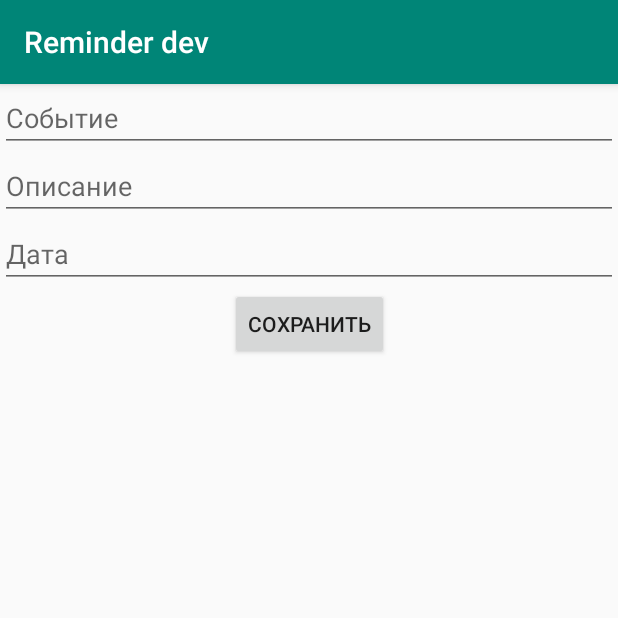
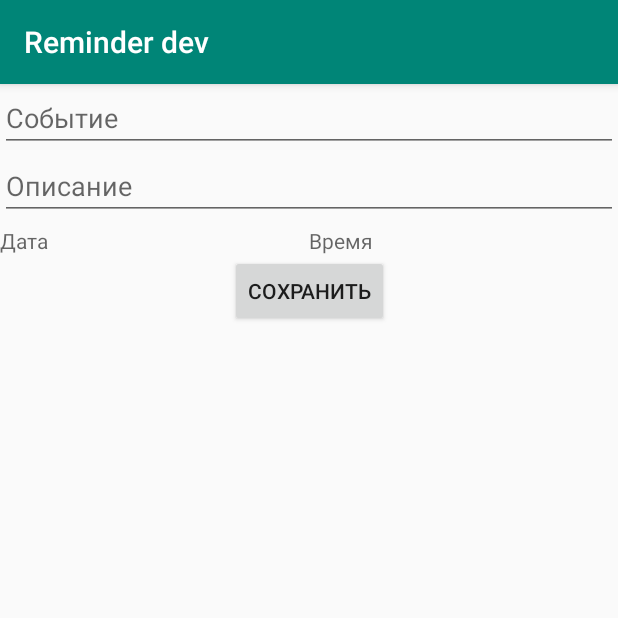
Before and after one commit to ArshaWIN/EventReminder, an Android app: the fragment AddEventFragment placed in its activity, on a phone screen of 412 x 824 dp, the top half of it. Run offline under Robolectric (Android 15) with nearby library versions, the phone set to English and light mode, and no system bars; our stand-ins replace Dagger/Hilt's generated code, Room's generated code, RxJava, Timber, data binding; libraries missing offline, so code that uses them is left out: com.arellomobile.mvp, ru.terrakok.cicerone; 4 statements that could not run were skipped.

Commit message:
can pick date

```diff
--- a/app/build.gradle
+++ b/app/build.gradle
@@ -13,6 +13,10 @@ android {
         versionName "1.0"
         testInstrumentationRunner "android.support.test.runner.AndroidJUnitRunner"
         flavorDimensions "default"
+
+        androidExtensions {
+            experimental = true
+        }
 
         dataBinding {
             enabled = true
@@ -81,6 +85,7 @@ dependencies {
     //other
     implementation "com.jakewharton.timber:timber:$timberVersion"
     implementation "ru.terrakok.cicerone:cicerone:$ciceroneVersion"
+    implementation 'net.danlew:android.joda:2.10.1.2'
 
     //room
     implementation "android.arch.persistence.room:runtime:$room_version"
--- a/app/src/main/java/com/ilya/mihailenko/eventreminder/ReminderApp.kt
+++ b/app/src/main/java/com/ilya/mihailenko/eventreminder/ReminderApp.kt
@@ -3,6 +3,7 @@ package com.ilya.mihailenko.eventreminder
 import com.ilya.mihailenko.eventreminder.di.DaggerAppComponent
 import dagger.android.AndroidInjector
 import dagger.android.support.DaggerApplication
+import net.danlew.android.joda.JodaTimeAndroid
 import timber.log.Timber
 
 
@@ -13,6 +14,7 @@ class ReminderApp : DaggerApplication() {
         if (BuildConfig.DEBUG) {
             Timber.plant(Timber.DebugTree())
         }
+        JodaTimeAndroid.init(this)
     }
 
     override fun applicationInjector(): AndroidInjector<out DaggerApplication> {
--- a/app/src/main/java/com/ilya/mihailenko/eventreminder/presentation/addevent/AddEventFragment.kt
+++ b/app/src/main/java/com/ilya/mihailenko/eventreminder/presentation/addevent/AddEventFragment.kt
@@ -1,17 +1,25 @@
 package com.ilya.mihailenko.eventreminder.presentation.addevent
 
 import android.os.Bundle
+import android.view.LayoutInflater
 import android.view.View
+import android.view.ViewGroup
 import com.arellomobile.mvp.presenter.InjectPresenter
 import com.arellomobile.mvp.presenter.ProvidePresenter
 import com.ilya.mihailenko.eventreminder.R
 import com.ilya.mihailenko.eventreminder.databinding.FragmentAddEventBinding
 import com.ilya.mihailenko.eventreminder.presentation.mvp.BaseFragment
+import com.ilya.mihailenko.eventreminder.presentation.pickdate.DatePickerDialogFragment
+import com.ilya.mihailenko.eventreminder.presentation.pickdate.DatePickerOpenParams
+import com.ilya.mihailenko.eventreminder.presentation.pickdate.OnDateTimeChangeListener
 import com.ilya.mihailenko.eventreminder.utils.ext.hideKeyboard
+import org.joda.time.DateTime
+import timber.log.Timber
 import javax.inject.Inject
 
 
-class AddEventFragment : BaseFragment<FragmentAddEventBinding>(), AddEventView {
+class AddEventFragment : BaseFragment<FragmentAddEventBinding>(), AddEventView,
+    OnDateTimeChangeListener, AddEventViewModel.Handler {
 
     @Inject
     @InjectPresenter
@@ -20,16 +28,33 @@ class AddEventFragment : BaseFragment<FragmentAddEventBinding>(), AddEventView {
     @ProvidePresenter
     fun providePresenter(): AddEventPresenter = presenter
 
+    private val viewModel by lazy { AddEventViewModelImpl(resources) }
+
     override val layoutRes: Int = R.layout.fragment_add_event
 
     override fun onViewCreated(view: View, savedInstanceState: Bundle?) {
         super.onViewCreated(view, savedInstanceState)
-        binding.bSave.setOnClickListener {
-            presenter.onSaveClick(
-                binding.etName.text.toString(),
-                binding.etDescription.text.toString()
-            )
-        }
+        binding.viewModel = viewModel
+        binding.handler = this
+    }
+
+    override fun onSaveClick() {
+        presenter.onSaveClick(
+            binding.etName.text.toString(),
+            binding.etDescription.text.toString()
+        )
+    }
+
+    override fun onDateClick() {
+        val openParams = DatePickerOpenParams(date = DateTime.now())
+        val datePicker = DatePickerDialogFragment.newInstance(openParams)
+        datePicker.show(childFragmentManager, "TAG")
+    }
+
+    override fun onTimeClick() {
+        val openParams = DatePickerOpenParams(date = DateTime.now())
+        val datePicker = DatePickerDialogFragment.newInstance(openParams)
+        datePicker.show(childFragmentManager, "TAG")
     }
 
     override fun hideKeyboard() {
@@ -40,8 +65,11 @@ class AddEventFragment : BaseFragment<FragmentAddEventBinding>(), AddEventView {
         presenter.onBackPressed()
     }
 
+    override fun onDateTimeChanged(dateTime: DateTime) {
+        viewModel.setDate(dateTime)
+    }
+
     companion object {
         fun newInstance(): AddEventFragment = AddEventFragment()
     }
-
 }
--- a/app/src/main/java/com/ilya/mihailenko/eventreminder/presentation/addevent/AddEventPresenter.kt
+++ b/app/src/main/java/com/ilya/mihailenko/eventreminder/presentation/addevent/AddEventPresenter.kt
@@ -36,7 +36,8 @@ class AddEventPresenter @Inject constructor(
             .subscribe({
                 viewState.hideKeyboard()
                 router.exit()
-            }, { Timber.e(it) })
+            },
+                { Timber.e(it) })
             .addDisposable()
     }
 }
--- /dev/null
+++ b/app/src/main/java/com/ilya/mihailenko/eventreminder/presentation/addevent/AddEventViewModel.kt
@@ -0,0 +1,15 @@
+package com.ilya.mihailenko.eventreminder.presentation.addevent
+
+import android.databinding.ObservableField
+
+
+interface AddEventViewModel {
+    fun getTimeText(): ObservableField<String>
+    fun getDateText(): ObservableField<String>
+
+    interface Handler {
+        fun onSaveClick()
+        fun onDateClick()
+        fun onTimeClick()
+    }
+}
--- /dev/null
+++ b/app/src/main/java/com/ilya/mihailenko/eventreminder/presentation/addevent/AddEventViewModelImpl.kt
@@ -0,0 +1,30 @@
+package com.ilya.mihailenko.eventreminder.presentation.addevent
+
+import android.content.res.Resources
+import android.databinding.ObservableField
+import com.ilya.mihailenko.eventreminder.R
+import org.joda.time.DateTime
+
+
+class AddEventViewModelImpl(
+    resources: Resources
+) : AddEventViewModel {
+
+    private val datePattern = resources.getString(R.string.date_pattern)
+    private val timePattern = resources.getString(R.string.time_pattern)
+
+
+    private var date: ObservableField<String> =
+        ObservableField(DateTime.now().toString(datePattern))
+    private var time: ObservableField<String> =
+        ObservableField(DateTime.now().toString(timePattern))
+
+    fun setDate(dateTime: DateTime) {
+        date.set(dateTime.toString(datePattern))
+        time.set(dateTime.toString(timePattern))
+    }
+
+    override fun getTimeText(): ObservableField<String> = time
+    override fun getDateText(): ObservableField<String> = date
+
+}
--- a/app/src/main/java/com/ilya/mihailenko/eventreminder/presentation/eventlist/EventListFragment.kt
+++ b/app/src/main/java/com/ilya/mihailenko/eventreminder/presentation/eventlist/EventListFragment.kt
@@ -43,7 +43,7 @@ class EventListFragment : BaseFragment<FragmentEventListBinding>(), EventListVie
     }
 
     override fun showEvents(events: MutableList<EventViewItem>) {
-        adapter.setMyItems(events)
+        adapter.items = events
     }
 
     override fun onBackPressed() {
--- a/app/src/main/java/com/ilya/mihailenko/eventreminder/presentation/eventlist/EventListPresenter.kt
+++ b/app/src/main/java/com/ilya/mihailenko/eventreminder/presentation/eventlist/EventListPresenter.kt
@@ -28,7 +28,7 @@ class EventListPresenter @Inject constructor(
             .map { it.toMutableList() }
             .subscribeOn(Schedulers.io())
             .observeOn(AndroidSchedulers.mainThread())
-            .subscribeWith(SubscriberSimpleJava.create { viewState.showEvents(it) })
+            .subscribeWith(SubscriberSimple.create { viewState.showEvents(it) })
             .addDisposable()
     }
 
--- /dev/null
+++ b/app/src/main/java/com/ilya/mihailenko/eventreminder/presentation/pickdate/OnDateTimeChangeListener.kt
@@ -0,0 +1,7 @@
+package com.ilya.mihailenko.eventreminder.presentation.pickdate
+
+import org.joda.time.DateTime
+
+interface OnDateTimeChangeListener {
+    fun onDateTimeChanged(dateTime: DateTime)
+}
--- a/app/src/main/res/layout/fragment_add_event.xml
+++ b/app/src/main/res/layout/fragment_add_event.xml
@@ -1,5 +1,18 @@
 <?xml version="1.0" encoding="utf-8"?>
-<layout xmlns:app="http://schemas.android.com/apk/res-auto">
+<layout xmlns:app="http://schemas.android.com/apk/res-auto"
+        xmlns:tools="http://schemas.android.com/tools">
+
+    <data>
+
+        <variable
+            name="viewModel"
+            type="com.ilya.mihailenko.eventreminder.presentation.addevent.AddEventViewModel" />
+
+        <variable
+            name="handler"
+            type="com.ilya.mihailenko.eventreminder.presentation.addevent.AddEventViewModel.Handler" />
+
+    </data>
 
     <android.support.constraint.ConstraintLayout
         xmlns:android="http://schemas.android.com/apk/res/android"
@@ -20,22 +33,45 @@
             android:hint="Описание"
             app:layout_constraintTop_toBottomOf="@+id/etName" />
 
-        <EditText
-            android:id="@+id/etDate"
-            android:layout_width="match_parent"
+        <TextView
+            android:id="@+id/tvDate"
+            android:layout_width="0dp"
             android:layout_height="wrap_content"
+            android:layout_marginTop="4dp"
+            android:gravity="start|center_vertical"
             android:hint="Дата"
+            android:onClick="@{()->handler.onDateClick()}"
+            android:text="@{viewModel.dateText}"
+            app:layout_constraintEnd_toStartOf="@+id/guidelineVerticalCenter"
+            app:layout_constraintStart_toStartOf="parent"
             app:layout_constraintTop_toBottomOf="@+id/etDescription" />
+
+        <TextView
+            android:id="@+id/tvTime"
+            android:layout_width="wrap_content"
+            android:layout_height="wrap_content"
+            android:hint="Время"
+            android:onClick="@{()->handler.onTimeClick()}"
+            android:text="@{viewModel.timeText}"
+            app:layout_constraintStart_toStartOf="@+id/guidelineVerticalCenter"
+            app:layout_constraintTop_toTopOf="@+id/tvDate" />
+
+        <android.support.constraint.Guideline
+            android:id="@+id/guidelineVerticalCenter"
+            android:layout_width="wrap_content"
+            android:layout_height="wrap_content"
+            android:orientation="vertical"
+            app:layout_constraintGuide_percent="0.5" />
 
         <Button
             android:id="@+id/bSave"
             android:layout_width="wrap_content"
             android:layout_height="wrap_content"
+            android:onClick="@{()->handler.onSaveClick()}"
             android:text="Сохранить"
             app:layout_constraintEnd_toEndOf="parent"
             app:layout_constraintStart_toStartOf="parent"
-            app:layout_constraintTop_toBottomOf="@+id/etDate"
-            />
+            app:layout_constraintTop_toBottomOf="@+id/tvDate" />
 
 
     </android.support.constraint.ConstraintLayout>
--- a/app/src/main/res/values/strings.xml
+++ b/app/src/main/res/values/strings.xml
@@ -1,2 +1,6 @@
 <resources>
+    <string name="time_pattern" translatable="false">HH:mm</string>
+    <string name="date_pattern" translatable="false">dd.MM.YYYY</string>
+    <string name="date_jt_pattern" translatable="false">E. d MMMM, YYYY</string>
+
 </resources>
```
Also changed, not shown: app/src/main/java/com/ilya/mihailenko/eventreminder/presentation/pickdate/DatePickerDialogFragment.kt (added, +74 -0 lines), app/src/main/java/com/ilya/mihailenko/eventreminder/presentation/pickdate/DatePickerOpenParams.kt (added, +25 -0 lines), app/src/main/java/com/ilya/mihailenko/eventreminder/utils/rx/SubscriberSimple.kt (+8 -0 lines), app/src/main/res/values/styles.xml (+23 -2 lines).
